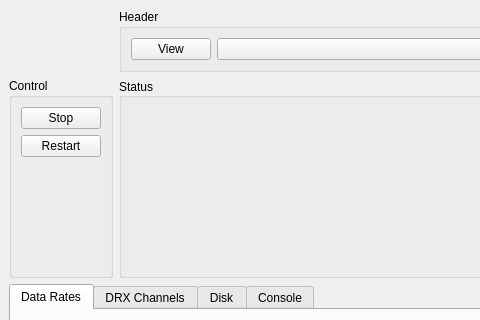
Old version of the form src/eldoragui/EldoraMain.ui in the repository NCAR/eldora_instrument; both pictures show x 0 to 480 and y 0 to 320 of the 661 by 695 pixel window.
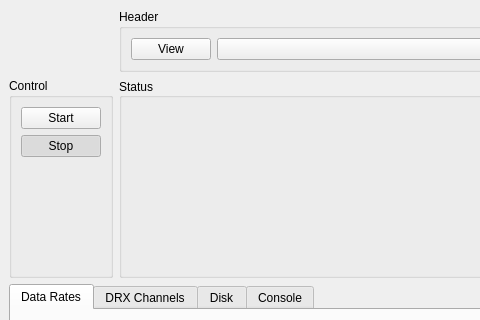
New version of the form.

Commit message: Replace stop/restart with start/stop. Remove callback function technique and use Qt signals instead.

What changed in the file:
```diff
--- a/src/eldoragui/EldoraMain.ui
+++ b/src/eldoragui/EldoraMain.ui
@@ -116,7 +116,7 @@
           <number>6</number>
          </property>
          <item>
-          <widget class="QPushButton" name="stopButton" >
+          <widget class="QPushButton" name="startButton" >
            <property name="sizePolicy" >
             <sizepolicy>
              <hsizetype>1</hsizetype>
@@ -126,15 +126,15 @@
             </sizepolicy>
            </property>
            <property name="text" >
-            <string>Stop</string>
+            <string>Start</string>
            </property>
            <property name="checkable" >
-            <bool>false</bool>
+            <bool>true</bool>
            </property>
           </widget>
          </item>
          <item>
-          <widget class="QPushButton" name="restartButton" >
+          <widget class="QPushButton" name="stopButton" >
            <property name="sizePolicy" >
             <sizepolicy>
              <hsizetype>1</hsizetype>
@@ -144,9 +144,18 @@
             </sizepolicy>
            </property>
            <property name="text" >
-            <string>Restart</string>
+            <string>Stop</string>
            </property>
            <property name="checkable" >
+            <bool>true</bool>
+           </property>
+           <property name="checked" >
+            <bool>true</bool>
+           </property>
+           <property name="default" >
+            <bool>false</bool>
+           </property>
+           <property name="flat" >
             <bool>false</bool>
            </property>
           </widget>
```
The commit also changes 2 other files.
